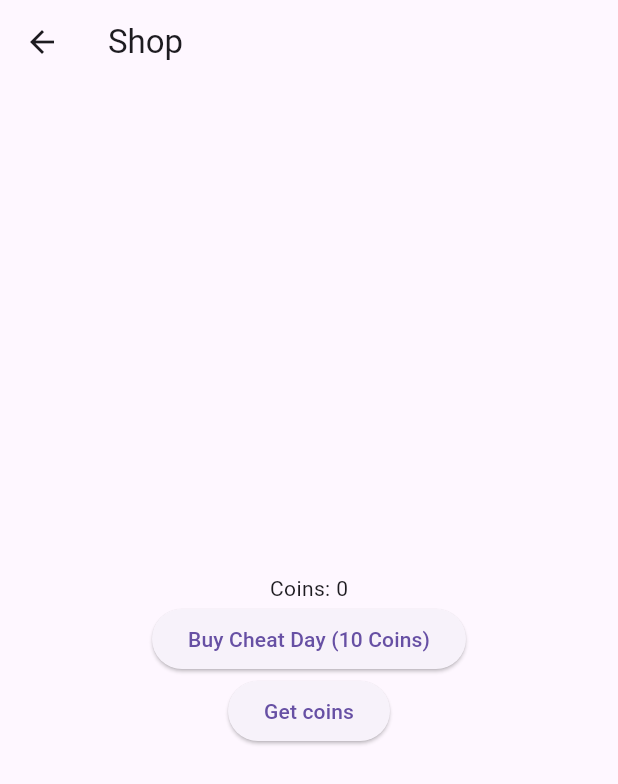
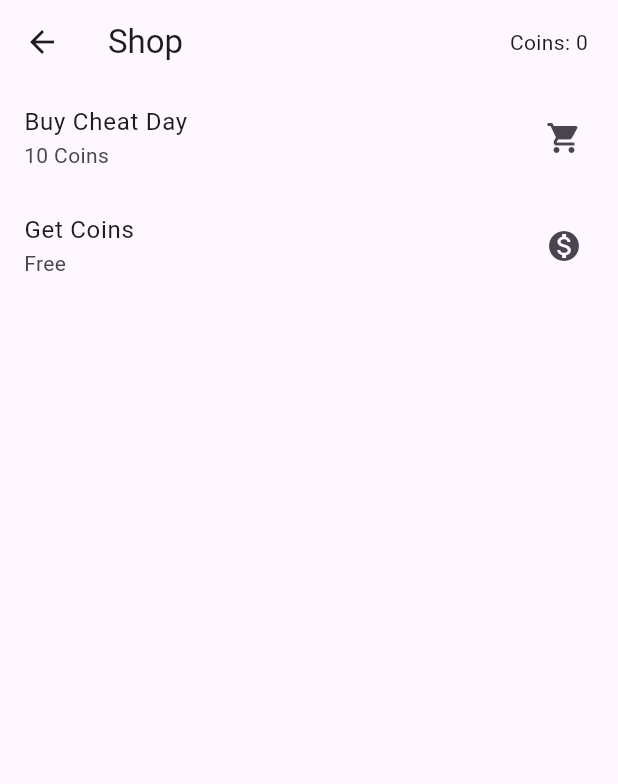
Before and after one commit to janow25/habhab, a Flutter app: the ShopPage screen opened directly, on a phone screen of 412 x 824 dp. Shown: the top 784 px of the screen. Run offline on Flutter 3.47's test engine with Material 3 defaults, Android fonts, the phone set to English and light mode, and no system bars; our stand-ins replace shared_preferences; accounts and stored records are empty.

Commit message:
redesigned view

```diff
--- a/lib/shop.dart
+++ b/lib/shop.dart
@@ -79,21 +79,29 @@ class _ShopPageState extends State<ShopPage> {
   return Scaffold(
     appBar: AppBar(
       title: Text('Shop'),
+      actions: [
+        Padding(
+          padding: EdgeInsets.only(right: 20.0),
+          child: Center(child: Text('Coins: $_coins')), // Display the coin count here
         ),
-      body: Center(
-        child: Column(
-          mainAxisAlignment: MainAxisAlignment.center,
-          children: [
-            Text('Coins: $_coins'), // Display the current coin count
-            ElevatedButton(
-              onPressed: _buyCheatDay,
-              child: Text('Buy Cheat Day (10 Coins)'),
-            ),
-
-            ElevatedButton(onPressed: _addSomeCoins, child: Text('Get coins'))
-            // Add more shop items or functionality here
       ],
     ),
+    body: ListView(
+      children: [
+        ListTile(
+          title: Text('Buy Cheat Day'),
+          subtitle: Text('10 Coins'), // Display the price here
+          onTap: _buyCheatDay,
+          trailing: Icon(Icons.shopping_cart),
+        ),
+        ListTile(
+          title: Text('Get Coins'),
+          subtitle: Text('Free'), // Example of a free item
+          onTap: _addSomeCoins,
+          trailing: Icon(Icons.monetization_on),
+        ),
+        // Add more shop items as ListTiles here with their prices in the subtitle
+      ],
     ),
   );
 }
```
Lines whose indentation alone changed are shown as unchanged.
